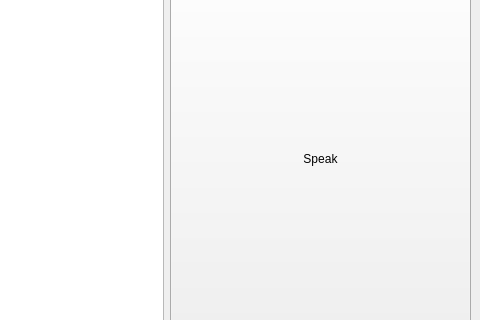
Above: bar_assistant/ui/bar_assistant.ui from Mrvys/cir before the change; both pictures show x 146 to 626 and y 171 to 491 of the 626 by 594 pixel window. Below: the same form after it.
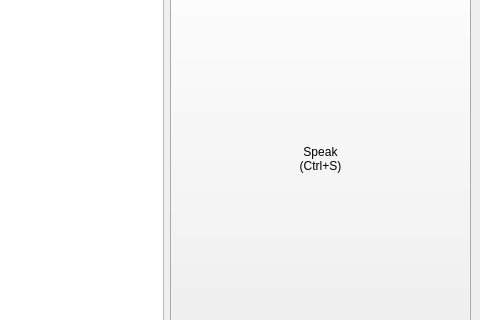
That is the form after the change. Icons and pictures are not drawn.

The edit to the form file:
```diff
--- a/bar_assistant/ui/bar_assistant.ui
+++ b/bar_assistant/ui/bar_assistant.ui
@@ -137,7 +137,8 @@
            </size>
           </property>
           <property name="text">
-           <string>Speak</string>
+           <string>Speak
+(Ctrl+S)</string>
           </property>
          </widget>
         </item>
```
Left out of the diff: 4 changed lines with no effect on the pictures.
